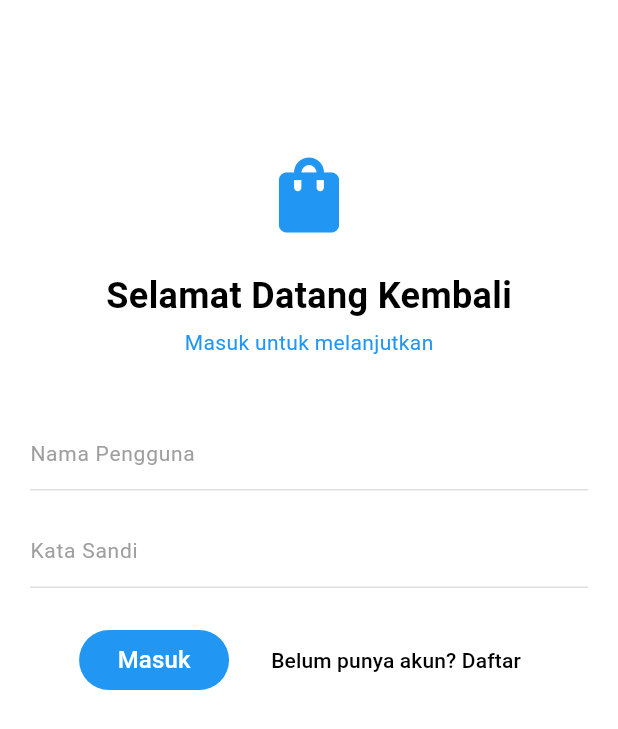
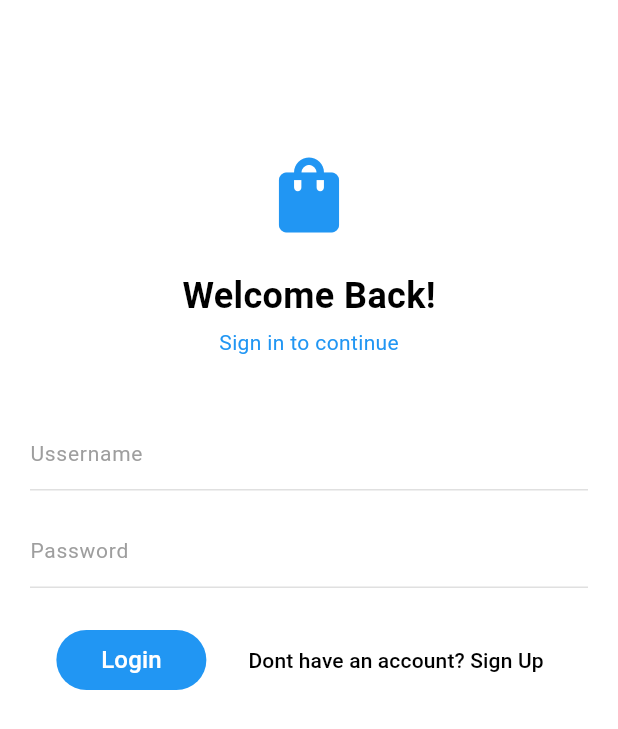
Before and after one commit to husnulalisah/miniproject_flutter1, a Flutter app: the screen it shows after launch, on a phone screen of 412 x 824 dp. Shown: the top 729 px of the screen. Run offline on Flutter 3.47's test engine with Material 3 defaults, Android fonts, the phone set to English and light mode, and no system bars.

Commit message:
Update layar_login.dart

```diff
--- a/lib/layar/layar_login.dart
+++ b/lib/layar/layar_login.dart
@@ -38,7 +38,7 @@ class _LayarLoginState extends State<LayarLogin> {
       } else {
         // Tampilkan pesan error
         ScaffoldMessenger.of(context).showSnackBar(
-          const SnackBar(content: Text('Nama pengguna atau kata sandi salah!')),
+          const SnackBar(content: Text('username or password incorrect!')),
         );
       }
     }
@@ -65,7 +65,7 @@ class _LayarLoginState extends State<LayarLogin> {
 
               // Judul
               const Text(
-                'Selamat Datang Kembali',
+                'Welcome Back!',
                 style: TextStyle(
                   fontSize: 24,
                   fontWeight: FontWeight.bold,
@@ -74,7 +74,7 @@ class _LayarLoginState extends State<LayarLogin> {
               ),
               const SizedBox(height: 4),
               const Text(
-                'Masuk untuk melanjutkan',
+                'Sign in to continue',
                 style: TextStyle(
                   fontSize: 14,
                   color: Colors.blue,
@@ -88,18 +88,18 @@ class _LayarLoginState extends State<LayarLogin> {
                 child: Column(
                   children: [
                     // Input Nama Pengguna
-                    _buildTextField('Nama Pengguna', _controllerNamaPengguna, (value) {
+                    _buildTextField('Ussername', _controllerNamaPengguna, (value) {
                       if (value == null || value.isEmpty) {
-                        return 'Nama pengguna wajib diisi';
+                        return 'name cannot be empty';
                       }
                       return null;
                     }),
                     const SizedBox(height: 16),
 
                     // Input Kata Sandi
-                    _buildTextField('Kata Sandi', _controllerKataSandi, (value) {
+                    _buildTextField('Password', _controllerKataSandi, (value) {
                       if (value == null || value.isEmpty) {
-                        return 'Kata sandi wajib diisi';
+                        return 'password cannot be empty';
                       }
                       return null;
                     }, isPassword: true),
@@ -121,7 +121,7 @@ class _LayarLoginState extends State<LayarLogin> {
                             child: TextButton(
                               onPressed: _masuk,
                               child: const Text(
-                                'Masuk',
+                                'Login',
                                 style: TextStyle(
                                   color: Colors.white,
                                   fontSize: 16,
@@ -138,7 +138,7 @@ class _LayarLoginState extends State<LayarLogin> {
                             Navigator.pushReplacementNamed(context, '/daftar');
                           },
                           child: const Text(
-                            'Belum punya akun? Daftar',
+                            'Dont have an account? Sign Up',
                             style: TextStyle(
                               color: Colors.black,
                               fontSize: 14,
```
